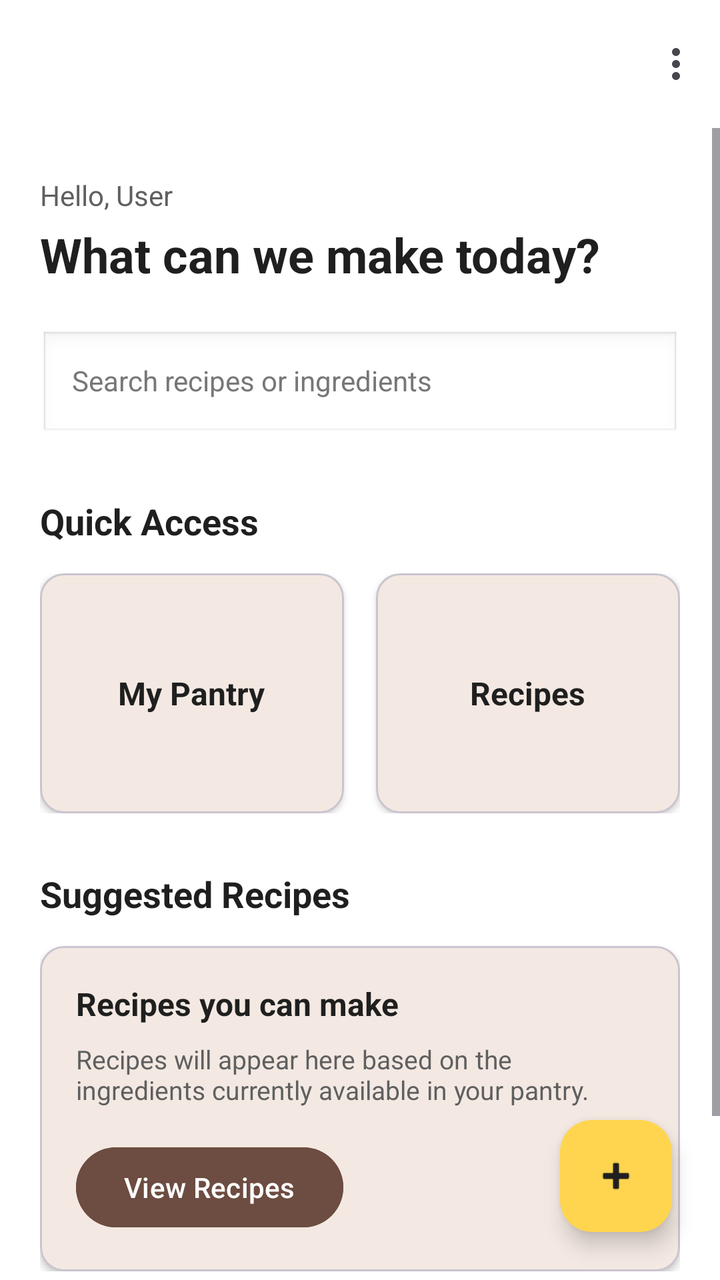
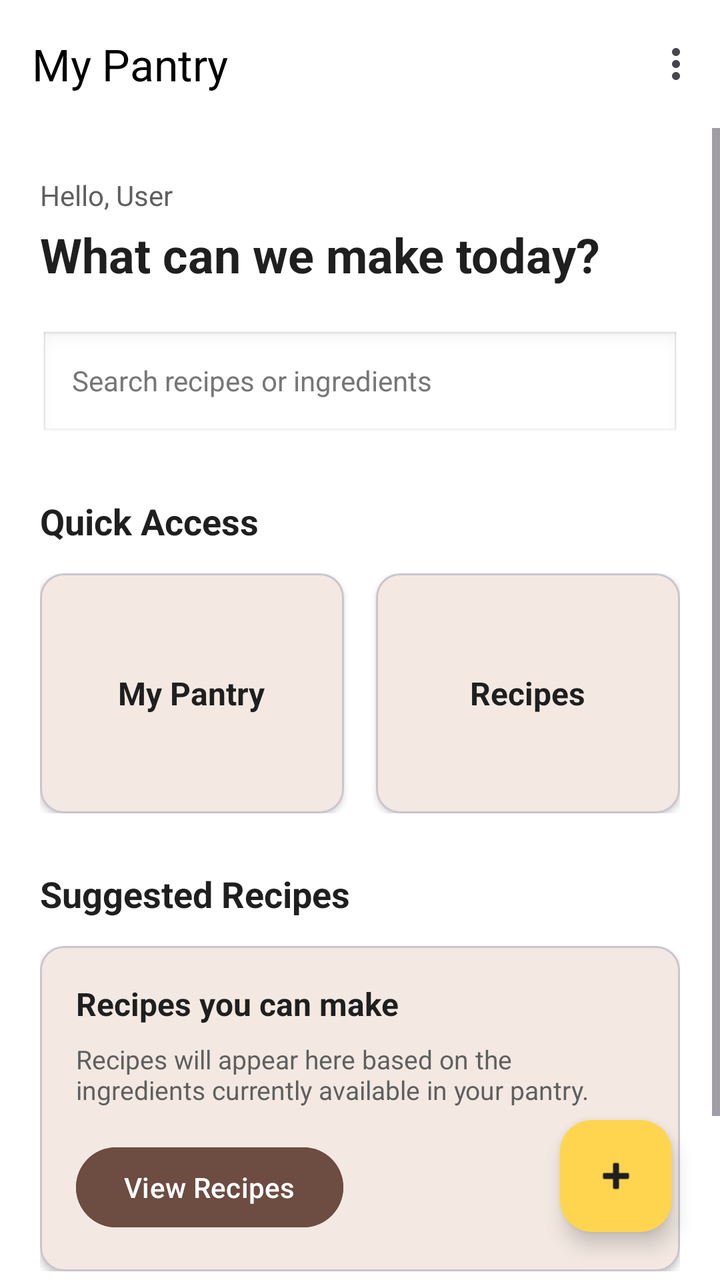

An Android layout rendered at two revisions. The XML below is the earlier revision; the diff shows what the commit changed to produce the second picture.
<!-- AndroidManifest.xml: application theme Theme.SmartPantryManager -->
<!-- res/layout/activity_home_pg.xml -->
<?xml version="1.0" encoding="utf-8"?>
<androidx.constraintlayout.widget.ConstraintLayout
    xmlns:android="http://schemas.android.com/apk/res/android"
    xmlns:app="http://schemas.android.com/apk/res-auto"
    xmlns:tools="http://schemas.android.com/tools"
    android:id="@+id/main"
    android:layout_width="match_parent"
    android:layout_height="match_parent"
    android:background="#FFFFFF"
    tools:context=".HomePgActivity">

    <com.google.android.material.appbar.MaterialToolbar
        android:id="@+id/topAppBar"
        android:layout_width="0dp"
        android:layout_height="wrap_content"
        android:background="#FFFFFF"
        android:minHeight="?attr/actionBarSize"
        android:title="@string/my_pantry"
        android:titleTextColor="#1F1F1F"
        app:menu="@menu/home_menu"
        app:layout_constraintEnd_toEndOf="parent"
        app:layout_constraintStart_toStartOf="parent"
        app:layout_constraintTop_toTopOf="parent" />

    <ScrollView
        android:id="@+id/homeScroll"
        android:layout_width="0dp"
        android:layout_height="0dp"
        android:fillViewport="true"
        app:layout_constraintBottom_toBottomOf="parent"
        app:layout_constraintEnd_toEndOf="parent"
        app:layout_constraintStart_toStartOf="parent"
        app:layout_constraintTop_toBottomOf="@id/topAppBar">

        <LinearLayout
            android:layout_width="match_parent"
            android:layout_height="wrap_content"
            android:orientation="vertical"
            android:paddingStart="20dp"
            android:paddingTop="24dp"
            android:paddingEnd="20dp"
            android:paddingBottom="100dp">

            <TextView
                android:id="@+id/txtHello"
                android:layout_width="wrap_content"
                android:layout_height="wrap_content"
                android:text="@string/home_hello"
                android:textColor="#5F5F5F"
                android:textSize="14sp" />

            <TextView
                android:id="@+id/txtHeading"
                android:layout_width="wrap_content"
                android:layout_height="wrap_content"
                android:layout_marginTop="4dp"
                android:text="@string/home_question"
                android:textColor="#1F1F1F"
                android:textSize="24sp"
                android:textStyle="bold" />

            <EditText
                android:id="@+id/editSearch"
                android:layout_width="match_parent"
                android:layout_height="55dp"
                android:layout_marginTop="22dp"
                android:background="@android:drawable/edit_text"
                android:hint="@string/home_search_hint"
                android:imeOptions="actionSearch"
                android:inputType="text"
                android:paddingStart="16dp"
                android:paddingEnd="16dp"
                android:singleLine="true"
                android:textColor="#1F1F1F"
                android:textColorHint="#777777"
                android:textSize="14sp" />

            <TextView
                android:layout_width="wrap_content"
                android:layout_height="wrap_content"
                android:layout_marginTop="28dp"
                android:text="@string/quick_access"
                android:textColor="#1F1F1F"
                android:textSize="18sp"
                android:textStyle="bold" />

            <LinearLayout
                android:layout_width="match_parent"
                android:layout_height="wrap_content"
                android:layout_marginTop="14dp"
                android:orientation="horizontal"
                android:weightSum="2">

                <com.google.android.material.card.MaterialCardView
                    android:id="@+id/cardPantry"
                    android:layout_width="0dp"
                    android:layout_height="120dp"
                    android:layout_marginEnd="8dp"
                    android:layout_weight="1"
                    app:cardBackgroundColor="#F3E9E2"
                    app:cardCornerRadius="12dp"
                    app:cardElevation="2dp">

                    <LinearLayout
                        android:layout_width="match_parent"
                        android:layout_height="match_parent"
                        android:gravity="center"
                        android:orientation="vertical"
                        android:padding="16dp">

                        <TextView
                            android:layout_width="wrap_content"
                            android:layout_height="wrap_content"
                            android:gravity="center"
                            android:text="@string/my_pantry"
                            android:textColor="#1F1F1F"
                            android:textSize="16sp"
                            android:textStyle="bold" />

                    </LinearLayout>

                </com.google.android.material.card.MaterialCardView>

                <com.google.android.material.card.MaterialCardView
                    android:id="@+id/cardRecipes"
                    android:layout_width="0dp"
                    android:layout_height="120dp"
                    android:layout_marginStart="8dp"
                    android:layout_weight="1"
                    app:cardBackgroundColor="#F3E9E2"
                    app:cardCornerRadius="12dp"
                    app:cardElevation="2dp">

                    <LinearLayout
                        android:layout_width="match_parent"
                        android:layout_height="match_parent"
                        android:gravity="center"
                        android:orientation="vertical"
                        android:padding="16dp">

                        <TextView
                            android:layout_width="wrap_content"
                            android:layout_height="wrap_content"
                            android:gravity="center"
                            android:text="@string/recipes"
                            android:textColor="#1F1F1F"
                            android:textSize="16sp"
                            android:textStyle="bold" />

                    </LinearLayout>

                </com.google.android.material.card.MaterialCardView>

            </LinearLayout>

            <TextView
                android:layout_width="wrap_content"
                android:layout_height="wrap_content"
                android:layout_marginTop="28dp"
                android:text="@string/suggested_recipes"
                android:textColor="#1F1F1F"
                android:textSize="18sp"
                android:textStyle="bold" />

            <com.google.android.material.card.MaterialCardView
                android:id="@+id/cardSuggestedRecipe"
                android:layout_width="match_parent"
                android:layout_height="wrap_content"
                android:layout_marginTop="14dp"
                app:cardBackgroundColor="#F3E9E2"
                app:cardCornerRadius="12dp"
                app:cardElevation="2dp">

                <LinearLayout
                    android:layout_width="match_parent"
                    android:layout_height="wrap_content"
                    android:orientation="vertical"
                    android:padding="18dp">

                    <TextView
                        android:layout_width="wrap_content"
                        android:layout_height="wrap_content"
                        android:text="@string/recipes_you_can_make"
                        android:textColor="#1F1F1F"
                        android:textSize="16sp"
                        android:textStyle="bold" />

                    <TextView
                        android:layout_width="match_parent"
                        android:layout_height="wrap_content"
                        android:layout_marginTop="8dp"
                        android:text="@string/suggested_recipe_description"
                        android:textColor="#5F5F5F"
                        android:textSize="13sp" />

                    <Button
                        android:id="@+id/btnViewSuggested"
                        android:layout_width="wrap_content"
                        android:layout_height="wrap_content"
                        android:layout_marginTop="16dp"
                        android:backgroundTint="#6D4C41"
                        android:text="@string/view_recipes"
                        android:textColor="#FFFFFF"
                        android:textAllCaps="false" />

                </LinearLayout>

            </com.google.android.material.card.MaterialCardView>

        </LinearLayout>

    </ScrollView>

    <com.google.android.material.floatingactionbutton.FloatingActionButton
        android:id="@+id/btnAdd"
        android:layout_width="wrap_content"
        android:layout_height="wrap_content"
        android:layout_margin="24dp"
        android:contentDescription="@string/add_ingredient_or_recipe"
        android:src="@android:drawable/ic_input_add"
        app:backgroundTint="#FFD54F"
        app:tint="#1F1F1F"
        app:layout_constraintBottom_toBottomOf="parent"
        app:layout_constraintEnd_toEndOf="parent" />

</androidx.constraintlayout.widget.ConstraintLayout>
<!-- resources referenced by this layout -->
<resources>
  <string name="add_ingredient_or_recipe">Add Ingredient or Recipe</string>
  <string name="home_hello">Hello, User</string>
  <string name="home_question">What can we make today?</string>
  <string name="home_search_hint">Search recipes or ingredients</string>
  <string name="my_pantry">My Pantry</string>
  <string name="quick_access">Quick Access</string>
  <string name="recipes">Recipes</string>
  <string name="recipes_you_can_make">Recipes you can make</string>
  <string name="suggested_recipe_description">Recipes will appear here based on the ingredients currently available in your pantry.</string>
  <string name="suggested_recipes">Suggested Recipes</string>
  <string name="view_recipes">View Recipes</string>
  <style name="Theme.SmartPantryManager" parent="Base.Theme.SmartPantryManager" />
  <style name="Base.Theme.SmartPantryManager" parent="Theme.Material3.DayNight.NoActionBar">
          
          
      </style>
</resources>

<!-- the commit's change to res/layout/activity_home_pg.xml (unified diff, before → after) -->
@@ -9,19 +9,21 @@
     android:background="#FFFFFF"
     tools:context=".HomePgActivity">
 
+    
     <com.google.android.material.appbar.MaterialToolbar
         android:id="@+id/topAppBar"
         android:layout_width="0dp"
         android:layout_height="wrap_content"
+        android:minHeight="?attr/actionBarSize"
         android:background="#FFFFFF"
-        android:minHeight="?attr/actionBarSize"
-        android:title="@string/my_pantry"
-        android:titleTextColor="#1F1F1F"
+        app:title="@string/my_pantry"
+        app:titleTextColor="#000000"
         app:menu="@menu/home_menu"
         app:layout_constraintEnd_toEndOf="parent"
         app:layout_constraintStart_toStartOf="parent"
         app:layout_constraintTop_toTopOf="parent" />
 
+    
     <ScrollView
         android:id="@+id/homeScroll"
         android:layout_width="0dp"
@@ -32,6 +34,7 @@
         app:layout_constraintStart_toStartOf="parent"
         app:layout_constraintTop_toBottomOf="@id/topAppBar">
 
+        
         <LinearLayout
             android:layout_width="match_parent"
             android:layout_height="wrap_content"
@@ -41,6 +44,7 @@
             android:paddingEnd="20dp"
             android:paddingBottom="100dp">
 
+            
             <TextView
                 android:id="@+id/txtHello"
                 android:layout_width="wrap_content"
@@ -49,6 +53,7 @@
                 android:textColor="#5F5F5F"
                 android:textSize="14sp" />
 
+            
             <TextView
                 android:id="@+id/txtHeading"
                 android:layout_width="wrap_content"
@@ -59,6 +64,7 @@
                 android:textSize="24sp"
                 android:textStyle="bold" />
 
+            
             <EditText
                 android:id="@+id/editSearch"
                 android:layout_width="match_parent"
@@ -75,6 +81,7 @@
                 android:textColorHint="#777777"
                 android:textSize="14sp" />
 
+            
             <TextView
                 android:layout_width="wrap_content"
                 android:layout_height="wrap_content"
@@ -84,6 +91,7 @@
                 android:textSize="18sp"
                 android:textStyle="bold" />
 
+            
             <LinearLayout
                 android:layout_width="match_parent"
                 android:layout_height="wrap_content"
@@ -91,6 +99,7 @@
                 android:orientation="horizontal"
                 android:weightSum="2">
 
+                
                 <com.google.android.material.card.MaterialCardView
                     android:id="@+id/cardPantry"
                     android:layout_width="0dp"
@@ -101,6 +110,7 @@
                     app:cardCornerRadius="12dp"
                     app:cardElevation="2dp">
 
+                    
                     <LinearLayout
                         android:layout_width="match_parent"
                         android:layout_height="match_parent"
@@ -108,6 +118,7 @@
                         android:orientation="vertical"
                         android:padding="16dp">
 
+                        
                         <TextView
                             android:layout_width="wrap_content"
                             android:layout_height="wrap_content"
@@ -121,6 +132,7 @@
 
                 </com.google.android.material.card.MaterialCardView>
 
+                
                 <com.google.android.material.card.MaterialCardView
                     android:id="@+id/cardRecipes"
                     android:layout_width="0dp"
@@ -131,6 +143,7 @@
                     app:cardCornerRadius="12dp"
                     app:cardElevation="2dp">
 
+                    
                     <LinearLayout
                         android:layout_width="match_parent"
                         android:layout_height="match_parent"
@@ -138,6 +151,7 @@
                         android:orientation="vertical"
                         android:padding="16dp">
 
+                        
                         <TextView
                             android:layout_width="wrap_content"
                             android:layout_height="wrap_content"
@@ -153,6 +167,7 @@
 
             </LinearLayout>
 
+            
             <TextView
                 android:layout_width="wrap_content"
                 android:layout_height="wrap_content"
@@ -162,6 +177,7 @@
                 android:textSize="18sp"
                 android:textStyle="bold" />
 
+            
             <com.google.android.material.card.MaterialCardView
                 android:id="@+id/cardSuggestedRecipe"
                 android:layout_width="match_parent"
@@ -171,12 +187,14 @@
                 app:cardCornerRadius="12dp"
                 app:cardElevation="2dp">
 
+                
                 <LinearLayout
                     android:layout_width="match_parent"
                     android:layout_height="wrap_content"
                     android:orientation="vertical"
                     android:padding="18dp">
 
+                    
                     <TextView
                         android:layout_width="wrap_content"
                         android:layout_height="wrap_content"
@@ -185,6 +203,7 @@
                         android:textSize="16sp"
                         android:textStyle="bold" />
 
+                    
                     <TextView
                         android:layout_width="match_parent"
                         android:layout_height="wrap_content"
@@ -193,6 +212,7 @@
                         android:textColor="#5F5F5F"
                         android:textSize="13sp" />
 
+                    
                     <Button
                         android:id="@+id/btnViewSuggested"
                         android:layout_width="wrap_content"
@@ -211,6 +231,7 @@
 
     </ScrollView>
 
+    
     <com.google.android.material.floatingactionbutton.FloatingActionButton
         android:id="@+id/btnAdd"
         android:layout_width="wrap_content"
